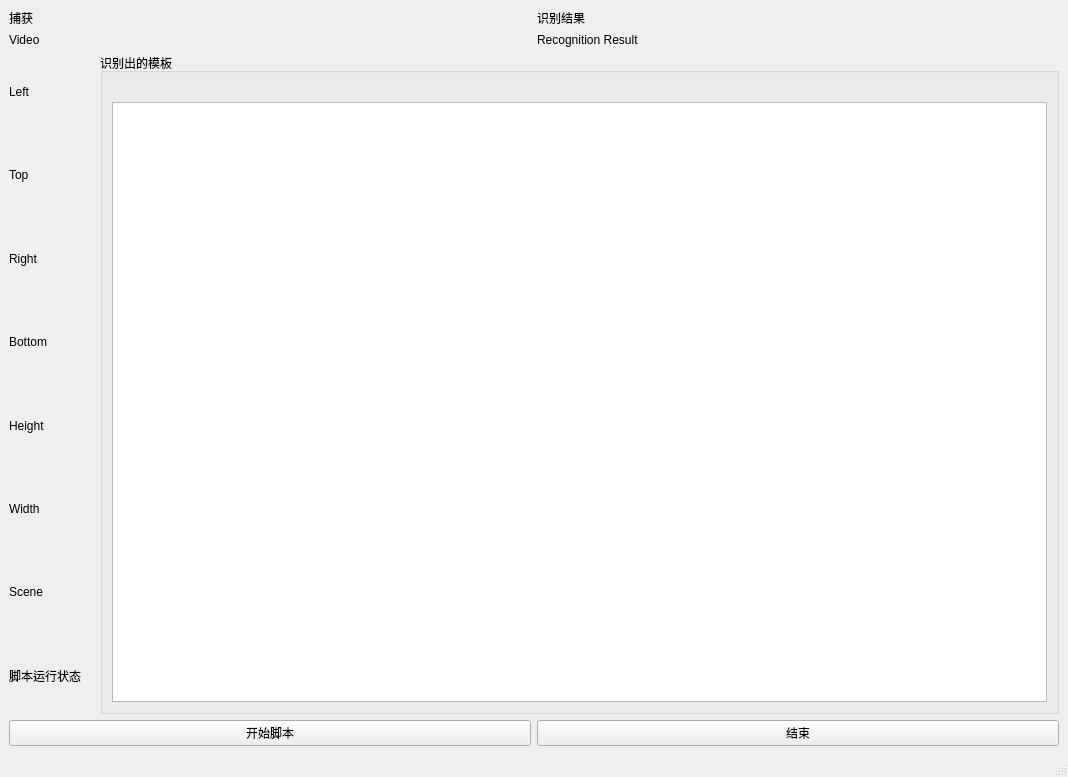
Old version of the form view/design/ui/main_window.ui in the repository Connorshen/OnmyojiScript.
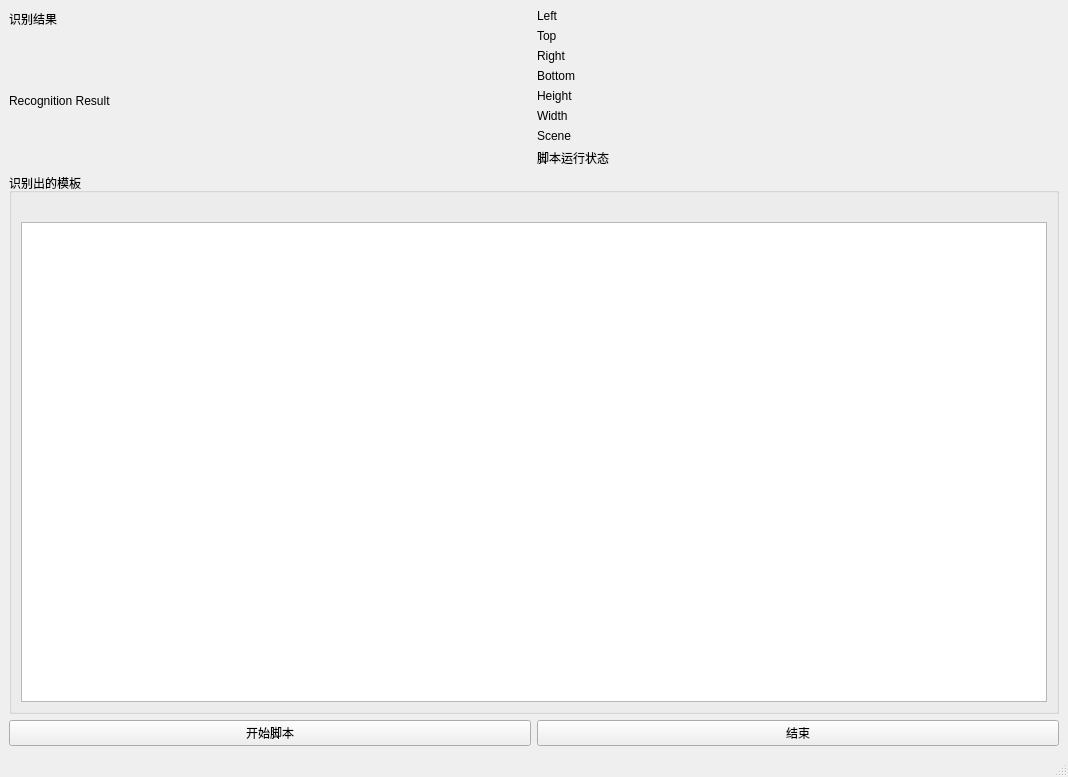
New version of the form.

Patch:
```diff
--- a/view/design/ui/main_window.ui
+++ b/view/design/ui/main_window.ui
@@ -17,39 +17,6 @@
    <layout class="QVBoxLayout" name="verticalLayout">
     <item>
      <layout class="QHBoxLayout" name="top">
-      <item>
-       <layout class="QVBoxLayout" name="verticalLayout_2">
-        <item>
-         <widget class="QLabel" name="label">
-          <property name="sizePolicy">
-           <sizepolicy hsizetype="Preferred" vsizetype="Preferred">
-            <horstretch>0</horstretch>
-            <verstretch>0</verstretch>
-           </sizepolicy>
-          </property>
-          <property name="maximumSize">
-           <size>
-            <width>16777215</width>
-            <height>20</height>
-           </size>
-          </property>
-          <property name="text">
-           <string>捕获</string>
-          </property>
-         </widget>
-        </item>
-        <item>
-         <widget class="QLabel" name="video_lb">
-          <property name="layoutDirection">
-           <enum>Qt::LeftToRight</enum>
-          </property>
-          <property name="text">
-           <string>Video</string>
-          </property>
-         </widget>
-        </item>
-       </layout>
-      </item>
       <item>
        <layout class="QVBoxLayout" name="verticalLayout_5">
         <item>
@@ -74,12 +41,8 @@
         </item>
        </layout>
       </item>
-     </layout>
-    </item>
-    <item>
-     <layout class="QGridLayout" name="info">
-      <item row="0" column="0">
-       <layout class="QGridLayout" name="gridLayout">
+      <item>
+       <layout class="QGridLayout" name="video_info">
         <item row="0" column="1">
          <widget class="QLabel" name="left_lb">
           <property name="text">
@@ -194,6 +157,10 @@
         </item>
        </layout>
       </item>
+     </layout>
+    </item>
+    <item>
+     <layout class="QGridLayout" name="info">
       <item row="0" column="1">
        <layout class="QGridLayout" name="gridLayout_2">
         <item row="0" column="0">
```
